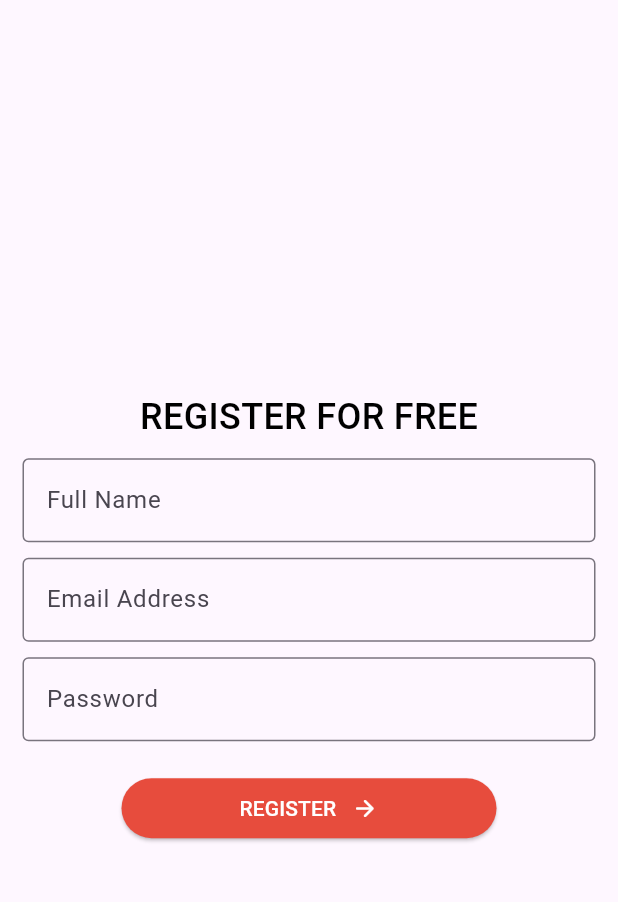
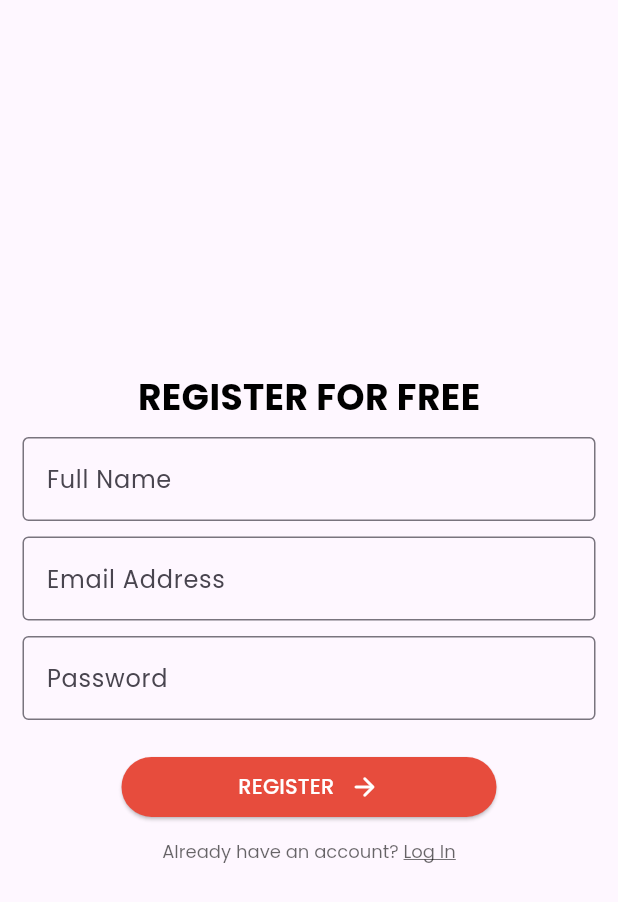
Before and after one commit to afradahsan/Studio137-Assignment, a Flutter app: the screen it shows after launch, after a tap on "REGISTER", on a phone screen of 412 x 824 dp. Shown: the top 902 px of the screen. Run offline on Flutter 3.47's test engine with Material 3 defaults, Android fonts, the light colour scheme and no system bars; our stand-ins replace firebase_auth, firebase_core, geolocator, google_fonts, loading_animation_widget, percent_indicator and 1 more; accounts and stored records are empty; network calls fail.

Commit message:
Auth done

```diff
--- /dev/null
+++ b/lib/controller/auth_controller.dart
@@ -0,0 +1,86 @@
+import 'package:firebase_auth/firebase_auth.dart';
+import 'package:flutter/material.dart';
+import 'package:shared_preferences/shared_preferences.dart';
+import 'package:studio137_deliva/model/user_model.dart';
+import 'package:studio137_deliva/view/auth/login_page.dart';
+import 'package:studio137_deliva/view/home/coupons.dart';
+
+class AuthController extends ChangeNotifier {
+  final FirebaseAuth auth = FirebaseAuth.instance;
+  UserModel? _user;
+
+  UserModel? get user => _user;
+
+  Future signupUser(String userName, String email, String password,
+      BuildContext context) async {
+    try {
+      UserCredential userCredential = await auth.createUserWithEmailAndPassword(
+          email: email, password: password);
+
+      _user = UserModel(
+          uid: userCredential.user?.uid,
+          email: userCredential.user?.email,
+          password: password,
+          userName: userName);
+
+      Navigator.of(context).pushReplacement(MaterialPageRoute(
+        builder: (context) {
+          return Coupons();
+        },
+      ));
+
+      await saveUserIdToLocal(_user!.uid!);
+      notifyListeners();
+    } catch (e) {
+      debugPrint('errpr: $e');
+    }
+  }
+
+  Future login(String email, String password, BuildContext context) async {
+    try {
+      UserCredential userCredential = await auth.signInWithEmailAndPassword(
+          email: email, password: password);
+
+      _user = UserModel(
+          uid: userCredential.user!.uid, email: userCredential.user!.email);
+      Navigator.of(context).pushReplacement(MaterialPageRoute(
+        builder: (context) {
+          return Coupons();
+        },
+      ));
+
+      await saveUserIdToLocal(_user!.uid!);
+      notifyListeners();
+    } on Exception catch (e) {
+      debugPrint('error: $e');
+    }
+  }
+
+  Future<void> saveUserIdToLocal(String userId) async {
+    SharedPreferences prefs = await SharedPreferences.getInstance();
+    await prefs.setString('userId', userId);
+  }
+
+  Future<bool> isUserSignedIn() async {
+    SharedPreferences prefs = await SharedPreferences.getInstance();
+    return prefs.containsKey('userId');
+  }
+
+  Future<void> checkIfUserIsLoggedIn() async {
+    final isSignedIn = await isUserSignedIn();
+    if (isSignedIn) {
+      notifyListeners();
+    }
+  }
+
+  Future logout(BuildContext context) async {
+    auth.signOut();
+    SharedPreferences prefs = await SharedPreferences.getInstance();
+    prefs.remove('userId');
+    Navigator.of(context).pushReplacement(MaterialPageRoute(
+      builder: (context) {
+        return LoginPage();
+      },
+    ));
+  }
+}
--- a/lib/main.dart
+++ b/lib/main.dart
@@ -1,7 +1,15 @@
+import 'package:firebase_core/firebase_core.dart';
 import 'package:flutter/material.dart';
+import 'package:google_fonts/google_fonts.dart';
+import 'package:provider/provider.dart';
+import 'package:studio137_deliva/controller/auth_controller.dart';
+import 'package:studio137_deliva/firebase_options.dart';
 import 'package:studio137_deliva/view/auth/signup_page.dart';
+import 'package:studio137_deliva/view/auth/splash_screen.dart';
 
-void main() {
+void main() async {
+  WidgetsFlutterBinding.ensureInitialized();
+  await Firebase.initializeApp(options: DefaultFirebaseOptions.currentPlatform);
   runApp(const MyApp());
 }
 
@@ -10,12 +18,15 @@ class MyApp extends StatelessWidget {
 
   @override
   Widget build(BuildContext context) {
-    return MaterialApp(
-      title: 'Flutter Demo',
-      theme: ThemeData(
-
-      ),
-      home: const SignupPage()
+    return MultiProvider(
+      providers: [Provider(create: (_) => AuthController())],
+      child: MaterialApp(
+          title: 'Flutter Demo',
+          theme: ThemeData(
+            fontFamily: GoogleFonts.poppins().fontFamily,
+          ),
+          debugShowCheckedModeBanner: false,
+          home: const SplashScreen()),
     );
   }
 }
--- /dev/null
+++ b/lib/model/user_model.dart
@@ -0,0 +1,13 @@
+class UserModel {
+  String? uid;
+  String? userName;
+  String? email;
+  String? password;
+
+  UserModel({
+    this.uid,
+    this.userName,
+    this.email,
+    this.password,
+  });
+}
--- a/lib/view/auth/signup_page.dart
+++ b/lib/view/auth/signup_page.dart
@@ -1,12 +1,46 @@
+import 'package:flutter/gestures.dart';
 import 'package:flutter/material.dart';
+import 'package:google_fonts/google_fonts.dart';
+import 'package:studio137_deliva/controller/auth_controller.dart';
 import 'package:studio137_deliva/utils/utils.dart';
+import 'package:studio137_deliva/view/auth/login_page.dart';
 
-class SignupPage extends StatelessWidget {
+class SignupPage extends StatefulWidget {
   const SignupPage({super.key});
 
   @override
+  State<SignupPage> createState() => _SignupPageState();
+}
+
+class _SignupPageState extends State<SignupPage> {
+  TextEditingController usernameController = TextEditingController();
+  TextEditingController emailController = TextEditingController();
+  TextEditingController passwordController = TextEditingController();
+
+  TapGestureRecognizer? tapGestureRecognizer;
+
+  @override
+  void initState() {
+    tapGestureRecognizer = TapGestureRecognizer()..onTap = handletap;
+    super.initState();
+  }
+
+  @override
+  void dispose() {
+    tapGestureRecognizer!.dispose();
+    super.dispose();
+  }
+
+  void handletap() {
+    Navigator.of(context).push(MaterialPageRoute(
+      builder: (context) {
+        return LoginPage();
+      },
+    ));
+  }
+
+  @override
   Widget build(BuildContext context) {
-    TextEditingController usernameController = TextEditingController();
     return Scaffold(
       body: SafeArea(
           child: Padding(
@@ -18,7 +52,7 @@ class SignupPage extends StatelessWidget {
               'REGISTER FOR FREE',
               style: TextStyle(
                   color: Colors.black,
-                  fontWeight: FontWeight.w500,
+                  fontWeight: FontWeight.bold,
                   fontSize: 24),
             ),
             sizedten(context),
@@ -33,29 +67,40 @@ class SignupPage extends StatelessWidget {
               decoration: InputDecoration(
                   labelText: 'Email Address',
                   border: OutlineInputBorder(borderSide: BorderSide(width: 1))),
-              controller: usernameController,
+              controller: emailController,
             ),
             sizedten(context),
             TextFormField(
               decoration: InputDecoration(
                   labelText: 'Password',
                   border: OutlineInputBorder(borderSide: BorderSide(width: 1))),
-              controller: usernameController,
+              controller: passwordController,
             ),
             sizedtwenty(context),
             ElevatedButton(
-              onPressed: () {},
+              onPressed: () {
+                if (usernameController.text != null &&
+                    emailController.text != null &&
+                    passwordController.text != null) {
+                  AuthController().signupUser(
+                      usernameController.text.trim(),
+                      emailController.text.trim(),
+                      passwordController.text.trim(),
+                      context);
+                }
+              },
               child: Row(
                 mainAxisAlignment: MainAxisAlignment.center,
                 children: [
                   Text(
                     'REGISTER',
-                    style: TextStyle(color: white, ),
+                    style: TextStyle(color: white, fontWeight: FontWeight.w500),
                   ),
                   sizedwten(context),
                   Icon(
                     Icons.arrow_forward_rounded,
                     color: white,
+                    size: 20,
                   )
                 ],
               ),
@@ -63,7 +108,23 @@ class SignupPage extends StatelessWidget {
                   maximumSize: WidgetStatePropertyAll(Size(250, 80)),
                   backgroundColor:
                       WidgetStatePropertyAll(Color.fromRGBO(231, 76, 61, 1))),
-            )
+            ),
+            sizedten(context),
+            RichText(
+                text: TextSpan(
+                    text: 'Already have an account? ',
+                    style: TextStyle(
+                        fontFamily: GoogleFonts.poppins().fontFamily,
+                        color: Colors.black.withOpacity(0.6),
+                        fontSize: 12),
+                    children: [
+                  TextSpan(
+                      recognizer: tapGestureRecognizer,
+                      text: 'Log In',
+                      style: TextStyle(
+                          fontFamily: GoogleFonts.poppins().fontFamily,
+                          decoration: TextDecoration.underline))
+                ]))
           ],
         ),
       )),
--- /dev/null
+++ b/lib/view/auth/splash_screen.dart
@@ -0,0 +1,106 @@
+import 'dart:async';
+
+import 'package:flutter/material.dart';
+import 'package:loading_animation_widget/loading_animation_widget.dart';
+import 'package:percent_indicator/linear_percent_indicator.dart';
+import 'package:provider/provider.dart';
+import 'package:studio137_deliva/controller/auth_controller.dart';
+import 'package:studio137_deliva/controller/permission_controller.dart';
+import 'package:studio137_deliva/utils/utils.dart';
+import 'package:studio137_deliva/view/auth/signup_page.dart';
+import 'package:studio137_deliva/view/home/coupons.dart';
+
+class SplashScreen extends StatefulWidget {
+  const SplashScreen({super.key});
+
+  @override
+  State<SplashScreen> createState() => _SplashScreenState();
+}
+
+class _SplashScreenState extends State<SplashScreen> {
+  bool checkPermissions = false;
+
+  @override
+  void initState() {
+    isUserSignedIn();
+    super.initState();
+  }
+
+  isUserSignedIn() async {
+    final authController = AuthController();
+    final isSignedIn = await authController.isUserSignedIn();
+
+    Timer(const Duration(milliseconds: 1000), () async {
+      if (isSignedIn) {
+        setState(() {
+          checkPermissions = true;
+        });
+        checkUserConnection();
+        await determinePosition();
+        Navigator.of(context).push(MaterialPageRoute(
+          builder: (context) {
+            return Coupons();
+          },
+        ));
+      } else {
+        Navigator.of(context).pushReplacement(
+            MaterialPageRoute(builder: (context) => const SignupPage()));
+      }
+    });
+  }
+
+  @override
+  Widget build(BuildContext context) {
+    return Container(
+      decoration: BoxDecoration(
+          gradient: LinearGradient(
+              begin: Alignment.topLeft,
+              end: Alignment.bottomRight,
+              colors: [
+            Color.fromRGBO(6, 122, 252, 1),
+            Color.fromRGBO(27, 32, 236, 1)
+          ])),
+      child: Scaffold(
+        backgroundColor: Colors.transparent,
+        body: SafeArea(
+            child: Column(
+          mainAxisAlignment: MainAxisAlignment.center,
+          children: [
+            Image.asset(
+              'assets/deliva_logo.png',
+              height: 100,
+            ),
+            Padding(
+              padding: EdgeInsets.all(15.0),
+              child: new LinearPercentIndicator(
+                alignment: MainAxisAlignment.center,
+                width: screenWidth(context) - 150,
+                animation: true,
+                lineHeight: 6.0,
+                barRadius: Radius.circular(5),
+                animationDuration: 2000,
+                percent: 1,
+                progressColor: white,
+                backgroundColor: white.withOpacity(0.4),
+              ),
+            ),
+            checkPermissions
+                ? Row(
+                    mainAxisAlignment: MainAxisAlignment.center,
+                    children: [
+                      LoadingAnimationWidget.hexagonDots(
+                          color: white, size: 20),
+                      sizedwten(context),
+                      Text(
+                        'Checking Network',
+                        style: TextStyle(color: white),
+                      )
+                    ],
+                  )
+                : sizedfive(context)
+          ],
+        )),
+      ),
+    );
+  }
+}
```
Also changed, not shown: lib/controller/permission_controller.dart (added, +45 -0 lines), lib/view/auth/login_page.dart (+124 -0 lines), lib/view/home/coupons.dart (added, +22 -0 lines), pubspec.yaml (+9 -2 lines), assets/deliva_logo.png (added), firebase.json (added), lib/firebase_options.dart (added), pubspec.lock, 7 other files.
